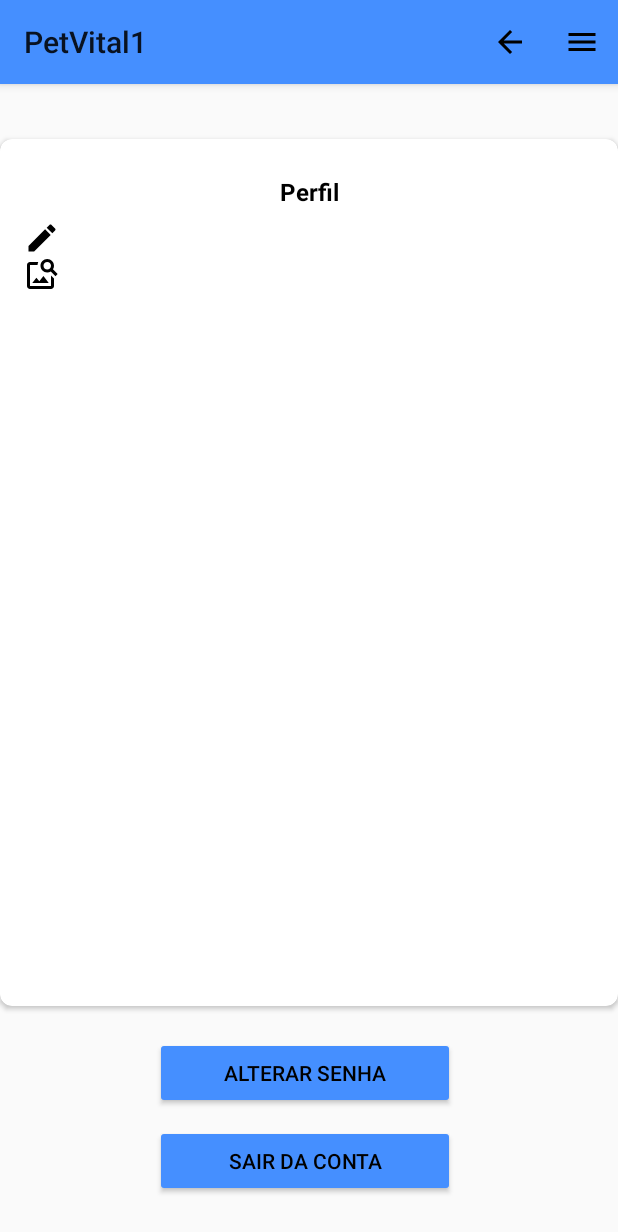
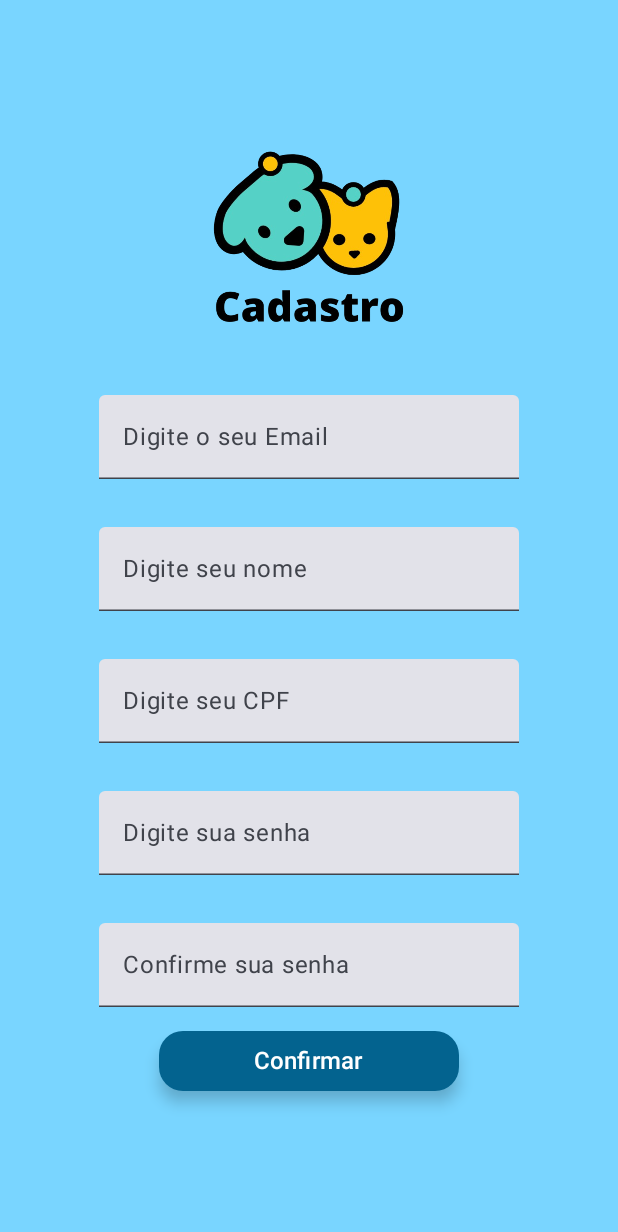
Before and after one commit to JoaoChi/SoPraPetApp, an Android app built with Jetpack Compose: the AgendaActivity screen opened directly, with no data from a screen before it, after a tap on "Profile", on a phone screen of 412 x 824 dp. Shown: the top 1232 px of the screen. Run offline under Robolectric (Android 15) with nearby library versions, the phone set to English and light mode, and no system bars.

Commit message:
Fiz uma nova página de cadastro utilizando o jetpack compose, o cadastro funciona e registra no banco de dados da api, além de fazer as verificações.

```diff
--- a/app/src/main/java/com/angellira/petvital1/AgendaActivity.kt
+++ b/app/src/main/java/com/angellira/petvital1/AgendaActivity.kt
@@ -64,7 +64,7 @@ class AgendaActivity : ComponentActivity() {
         setContent {
             PetVital1Theme {
                 Surface(modifier = Modifier.fillMaxSize()) {
-                    MyScreenWithToolbar()
+                    appEtoolbar()
                 }
             }
         }
@@ -307,7 +307,7 @@ fun myToolBar() {
 
         actions = {
             IconButton(onClick = {
-                val intent = Intent(context, MinhacontaActivity::class.java)
+                val intent = Intent(context, CadastroJetpackActivity::class.java)
                 context.startActivity(intent)
             })
             {
@@ -324,7 +324,7 @@ fun myToolBar() {
 }
 
 @Composable
-fun MyScreenWithToolbar() {
+fun appEtoolbar() {
     Scaffold(
         topBar = { myToolBar() },
         content = { paddingValues ->
@@ -346,5 +346,5 @@ fun MyScreenWithToolbar() {
 @Preview
 @Composable
 fun appPreview() {
-    MyScreenWithToolbar()
+    appEtoolbar()
 }
--- /dev/null
+++ b/app/src/main/java/com/angellira/petvital1/CadastroJetpackActivity.kt
@@ -0,0 +1,209 @@
+package com.angellira.petvital1
+
+import android.annotation.SuppressLint
+import android.content.Intent
+import android.os.Bundle
+import android.widget.Toast
+import androidx.activity.ComponentActivity
+import androidx.activity.compose.setContent
+import androidx.activity.enableEdgeToEdge
+import androidx.compose.foundation.Image
+import androidx.compose.foundation.background
+import androidx.compose.foundation.layout.Arrangement
+import androidx.compose.foundation.layout.Column
+import androidx.compose.foundation.layout.Spacer
+import androidx.compose.foundation.layout.fillMaxSize
+import androidx.compose.foundation.layout.height
+import androidx.compose.foundation.layout.padding
+import androidx.compose.foundation.layout.size
+import androidx.compose.foundation.layout.width
+import androidx.compose.material3.Button
+import androidx.compose.material3.ExtendedFloatingActionButton
+import androidx.compose.material3.Scaffold
+import androidx.compose.material3.Text
+import androidx.compose.material3.TextField
+import androidx.compose.runtime.Composable
+import androidx.compose.runtime.getValue
+import androidx.compose.runtime.mutableStateOf
+import androidx.compose.runtime.remember
+import androidx.compose.runtime.setValue
+import androidx.compose.ui.Alignment
+import androidx.compose.ui.Modifier
+import androidx.compose.ui.graphics.Color
+import androidx.compose.ui.platform.LocalContext
+import androidx.compose.ui.res.painterResource
+import androidx.compose.ui.tooling.preview.Preview
+import androidx.compose.ui.unit.dp
+import androidx.compose.ui.unit.sp
+import androidx.lifecycle.lifecycleScope
+import com.angellira.petvital1.model.User
+import com.angellira.petvital1.network.UsersApi
+import com.angellira.petvital1.ui.theme.PetVital1Theme
+import kotlinx.coroutines.CoroutineScope
+import kotlinx.coroutines.Dispatchers
+import kotlinx.coroutines.Dispatchers.Main
+import kotlinx.coroutines.launch
+import kotlinx.coroutines.withContext
+
+class CadastroJetpackActivity : ComponentActivity() {
+    @SuppressLint("UnusedMaterial3ScaffoldPaddingParameter")
+    override fun onCreate(savedInstanceState: Bundle?) {
+        super.onCreate(savedInstanceState)
+        enableEdgeToEdge()
+        setContent {
+            PetVital1Theme {
+                Scaffold(modifier = Modifier.fillMaxSize()) {
+                    cadastro()
+                }
+            }
+        }
+    }
+}
+
+@Composable
+fun cadastro() {
+
+    var email by remember { mutableStateOf("") }
+    var nome by remember { mutableStateOf("") }
+    var cpf by remember { mutableStateOf("") }
+    var senha by remember { mutableStateOf("") }
+    var confirmarSenha by remember { mutableStateOf("") }
+    val context = LocalContext.current
+
+    Column(
+        modifier = Modifier
+            .fillMaxSize()
+            .background(color = Color(121, 213, 255, 255)),
+        verticalArrangement = Arrangement.Center,
+        horizontalAlignment = Alignment.CenterHorizontally
+    )
+    {
+        Column(
+            horizontalAlignment = Alignment.CenterHorizontally
+        ) {
+            Image(
+                painter = painterResource(R.drawable.petvital__2__removebg_preview),
+                contentDescription = "Logo",
+                Modifier.size(150.dp)
+
+            )
+
+            TextField(
+                value = email,
+                onValueChange = { newText ->
+                    email = newText
+                },
+                label = { Text("Digite o seu Email") },
+                modifier = Modifier.padding(16.dp),
+                singleLine = true,
+            )
+
+            TextField(
+                value = nome,
+                onValueChange = { newText ->
+                    nome = newText
+                },
+                label = { Text("Digite seu nome") },
+                modifier = Modifier.padding(16.dp),
+                singleLine = true,
+            )
+
+            TextField(
+                value = cpf,
+                onValueChange = { newText ->
+                    cpf = newText
+                },
+                label = { Text("Digite seu CPF") },
+                modifier = Modifier.padding(16.dp),
+                singleLine = true,
+            )
+
+            TextField(
+                value = senha,
+                onValueChange = { newText ->
+                    senha = newText
+                },
+                label = { Text("Digite sua senha") },
+                modifier = Modifier.padding(16.dp),
+                singleLine = true,
+            )
+
+            TextField(
+                value = confirmarSenha,
+                onValueChange = { newText ->
+                    confirmarSenha = newText
+                },
+                label = { Text("Confirme sua senha") },
+                modifier = Modifier.padding(16.dp),
+                singleLine = true,
+            )
+
+            ExtendedFloatingActionButton(
+                modifier = Modifier
+                    .height(40.dp)
+                    .width(200.dp),
+                containerColor = Color(3, 99, 143, 255),
+                onClick = {
+
+                    CoroutineScope(Dispatchers.IO).launch {
+                        try {
+                            val userApi = UsersApi.retrofitService
+
+                            val novoUser = User(
+                                name = nome,
+                                email = email,
+                                password = senha,
+                                imagem = "",
+                                cpf = cpf
+                            )
+                            if (nome.isNullOrEmpty() ||
+                                email.isNullOrEmpty() ||
+                                senha.isNullOrEmpty() ||
+                                confirmarSenha.isNullOrEmpty() ||
+                                cpf.isNullOrEmpty()
+                            ) {
+                                withContext(Main) {
+                                    println("Preencha todos os campos!")
+                                    Toast.makeText(context, "Preencha todos os campos!", Toast.LENGTH_SHORT).show()
+                                }
+                            }
+                            else if (confirmarSenha != senha){
+                                withContext(Main){
+                                    Toast.makeText(context, "As senhas devem coinscidir!", Toast.LENGTH_SHORT).show()
+                                }
+                            }
+                            else{
+
+                            userApi.saveUser(novoUser)
+
+                            withContext(Main) {
+                                val intent = Intent(context, LoginActivity::class.java)
+                                context.startActivity(intent)
+                                println("Cadastrado!")
+                                Toast.makeText(context, "Cadastrado com sucesso!", Toast.LENGTH_SHORT).show()
+                            }
+
+                        }} catch (e: Exception) {
+                            withContext(Main) {
+                                println("Erro na chamada de API: ${e.message}")
+                                Toast.makeText(context, "Erro na api", Toast.LENGTH_SHORT).show()
+                            }
+                        }
+                    }
+                }
+            ) {
+                Text(
+                    text = "Confirmar",
+                    color = Color(255, 255, 255, 255),
+                    fontSize = 16.sp
+                )
+            }
+        }
+    }
+}
+
+@Preview(showBackground = true)
+@Composable
+fun GreetingPreview() {
+    cadastro()
+}
--- a/app/src/main/res/values/strings.xml
+++ b/app/src/main/res/values/strings.xml
@@ -2,4 +2,5 @@
     <string name="app_name">PetVital1</string>
     <string name="title_activity_minha_conta">MinhaContaActivity</string>
     <string name="title_activity_agenda">AgendaActivity</string>
+    <string name="title_activity_cadastro_jetpack">CadastroJetpackActivity</string>
 </resources>
--- a/app/src/main/res/values/themes.xml
+++ b/app/src/main/res/values/themes.xml
@@ -7,4 +7,6 @@
 
     <style name="Theme.PetVital1" parent="Base.Theme.PetVital1" />
 
+<!--    <style name="Theme.AppCompat.Light.NoActionBar" parent="android:Theme.Material.Light.NoActionBar" />-->
+
 </resources>
```
Also changed, not shown: app/src/main/AndroidManifest.xml (+8 -3 lines).
